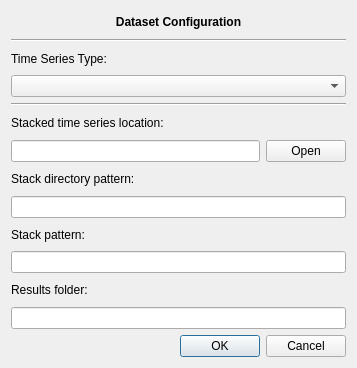
Qt form ui/ui_config.ui (ceholden/TSTools) before a commit.
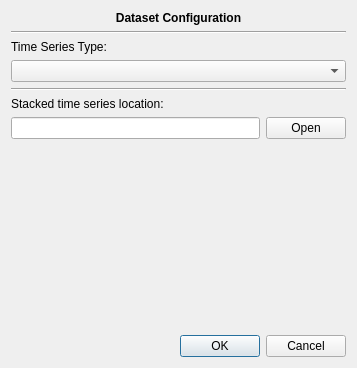
The same form after that commit.

Commit message: Initial work to have timeseries handle their own custom initialization forms

The edit to the form file:
```diff
--- a/ui/ui_config.ui
+++ b/ui/ui_config.ui
@@ -14,27 +14,13 @@
    <string>Dialog</string>
   </property>
   <layout class="QGridLayout" name="gridLayout">
-   <item row="16" column="1">
+   <item row="10" column="1">
     <widget class="QDialogButtonBox" name="button_box">
      <property name="standardButtons">
       <set>QDialogButtonBox::Cancel|QDialogButtonBox::Ok</set>
      </property>
     </widget>
    </item>
-   <item row="10" column="0" colspan="2">
-    <widget class="QLineEdit" name="edit_stack">
-     <property name="text">
-      <string/>
-     </property>
-    </widget>
-   </item>
-   <item row="9" column="0">
-    <widget class="QLabel" name="label_2">
-     <property name="text">
-      <string>Stack pattern:</string>
-     </property>
-    </widget>
-   </item>
    <item row="0" column="0" colspan="2">
     <widget class="QLabel" name="lab_config">
      <property name="font">
@@ -58,20 +44,6 @@
      </property>
     </widget>
    </item>
-   <item row="8" column="0" colspan="2">
-    <widget class="QLineEdit" name="edit_image">
-     <property name="text">
-      <string/>
-     </property>
-    </widget>
-   </item>
-   <item row="7" column="0">
-    <widget class="QLabel" name="label">
-     <property name="text">
-      <string>Stack directory pattern:</string>
-     </property>
-    </widget>
-   </item>
    <item row="6" column="0" colspan="2">
     <layout class="QHBoxLayout" name="horizontalLayout">
      <item>
@@ -93,16 +65,6 @@
      </property>
     </widget>
    </item>
-   <item row="11" column="0">
-    <widget class="QLabel" name="label_3">
-     <property name="text">
-      <string>Results folder:</string>
-     </property>
-    </widget>
-   </item>
-   <item row="12" column="0" colspan="2">
-    <widget class="QLineEdit" name="edit_results"/>
-   </item>
    <item row="2" column="0">
     <widget class="QLabel" name="label_4">
      <property name="text">
@@ -120,6 +82,16 @@
      </property>
     </widget>
    </item>
+   <item row="7" column="0" colspan="2">
+    <widget class="QWidget" name="custom_widget" native="true">
+     <property name="sizePolicy">
+      <sizepolicy hsizetype="Expanding" vsizetype="Expanding">
+       <horstretch>0</horstretch>
+       <verstretch>0</verstretch>
+      </sizepolicy>
+     </property>
+    </widget>
+   </item>
   </layout>
  </widget>
  <resources/>
```
The commit also changes 5 other files.
